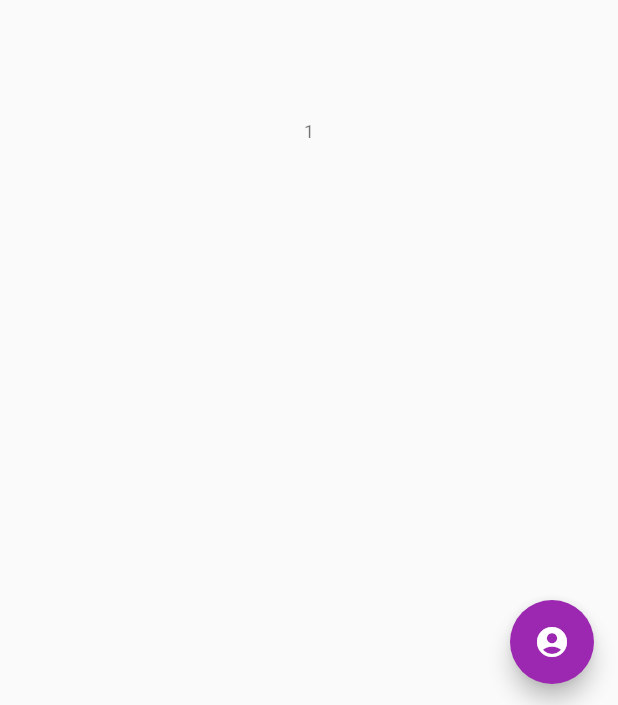
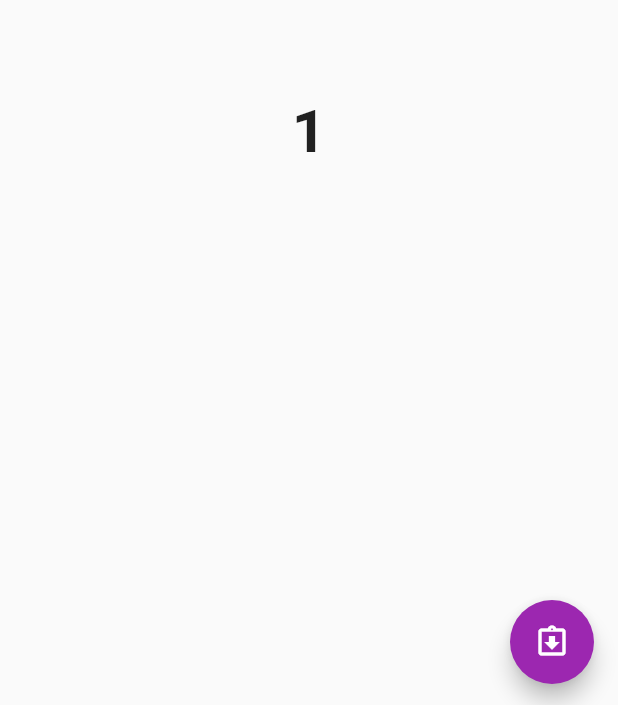
Before and after one commit to monywy/dado_app, a Flutter app: the screen it shows after launch, on a phone screen of 412 x 824 dp. Shown: the part 528-1233 px from the top of the screen. Run offline on Flutter 3.47's test engine with Material 2 defaults, Android fonts, the phone set to English and light mode, and no system bars.

Commit message:
Update main.dart

```diff
--- a/lib/main.dart
+++ b/lib/main.dart
@@ -59,7 +59,12 @@ void _incrementnum(){
 
             Text(
               '$_num',
-              style: Theme.of(context).textTheme.caption,
+              style: TextStyle(
+                fontSize:40,
+                fontWeight: FontWeight.bold,
+                fontColor: Purple,
+              ),
+
             ),
 
           ],
@@ -68,7 +73,7 @@ void _incrementnum(){
      floatingActionButton: FloatingActionButton(
        onPressed: _incrementnum,
        tooltip: 'increment',
-       child: Icon(Icons.account_circle),
+       child: Icon(Icons.assignment_returned_outlined),
      ),
      //FloatingActionButton
      // This trailing comma makes auto-formatting nicer for build methods.
```
